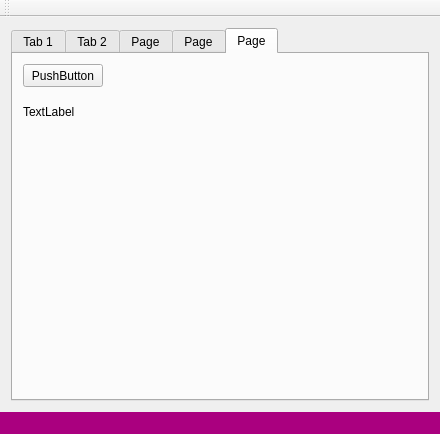
Before: the Qt Designer form TestQt/mainwindow.ui in yasriady/Queue, drawn with Qt 5.
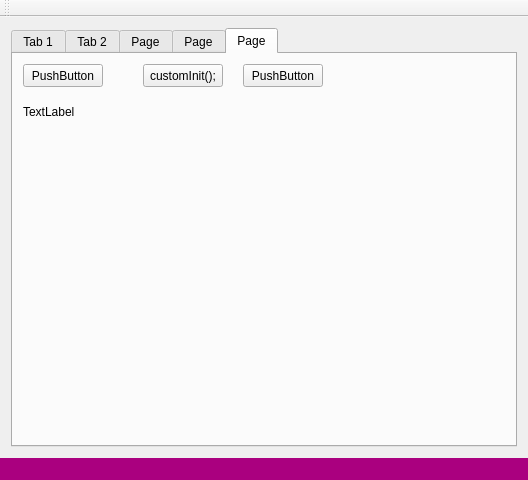
After: the same form once the commit is applied. The open tabs and pages were chosen to show the change. Custom widgets are drawn as their Qt base class.

```diff
--- a/TestQt/mainwindow.ui
+++ b/TestQt/mainwindow.ui
@@ -6,8 +6,8 @@
    <rect>
     <x>0</x>
     <y>0</y>
-    <width>440</width>
-    <height>434</height>
+    <width>528</width>
+    <height>480</height>
    </rect>
   </property>
   <property name="windowTitle">
@@ -316,6 +316,42 @@
          <string>TextLabel</string>
         </property>
        </widget>
+       <widget class="QPushButton" name="pushButton_10">
+        <property name="geometry">
+         <rect>
+          <x>130</x>
+          <y>10</y>
+          <width>80</width>
+          <height>23</height>
+         </rect>
+        </property>
+        <property name="text">
+         <string>customInit();</string>
+        </property>
+       </widget>
+       <widget class="DLogger" name="logger" native="true">
+        <property name="geometry">
+         <rect>
+          <x>10</x>
+          <y>70</y>
+          <width>461</width>
+          <height>181</height>
+         </rect>
+        </property>
+       </widget>
+       <widget class="QPushButton" name="pushButton_11">
+        <property name="geometry">
+         <rect>
+          <x>230</x>
+          <y>10</y>
+          <width>80</width>
+          <height>23</height>
+         </rect>
+        </property>
+        <property name="text">
+         <string>PushButton</string>
+        </property>
+       </widget>
       </widget>
      </widget>
     </item>
@@ -368,6 +404,12 @@
    <extends>QLabel</extends>
    <header>Inc/Label</header>
   </customwidget>
+  <customwidget>
+   <class>DLogger</class>
+   <extends>QWidget</extends>
+   <header>Inc/Logger</header>
+   <container>1</container>
+  </customwidget>
  </customwidgets>
  <resources/>
  <connections/>
```
Left out of the diff: 6 changed lines with no effect on the pictures.
